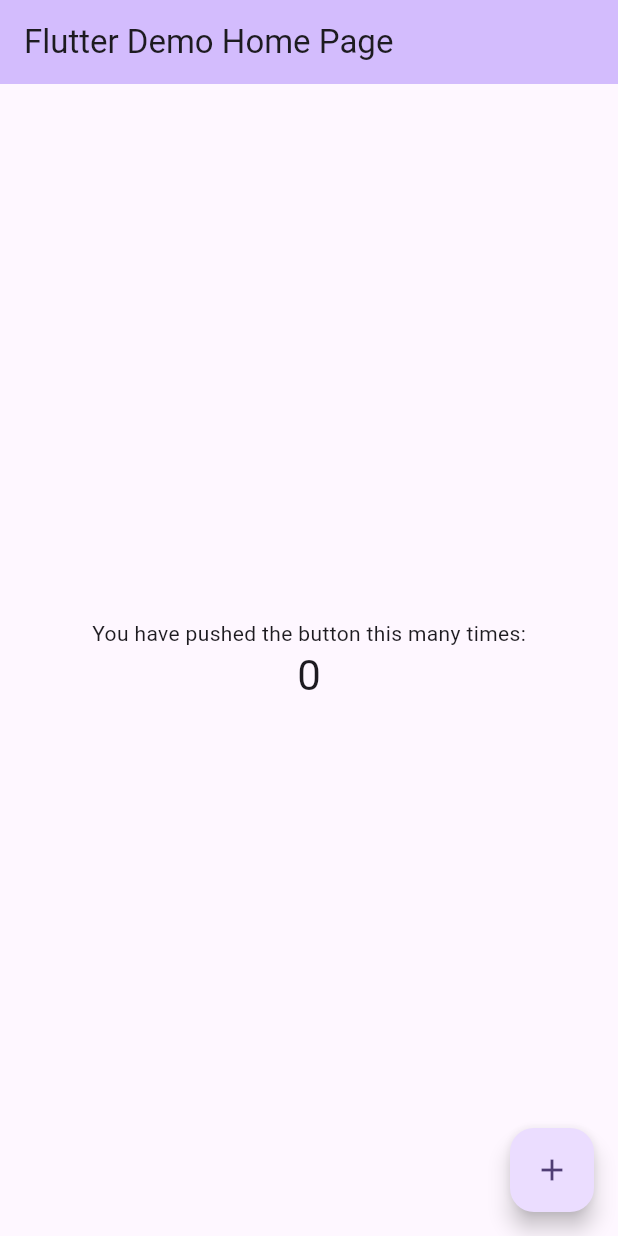
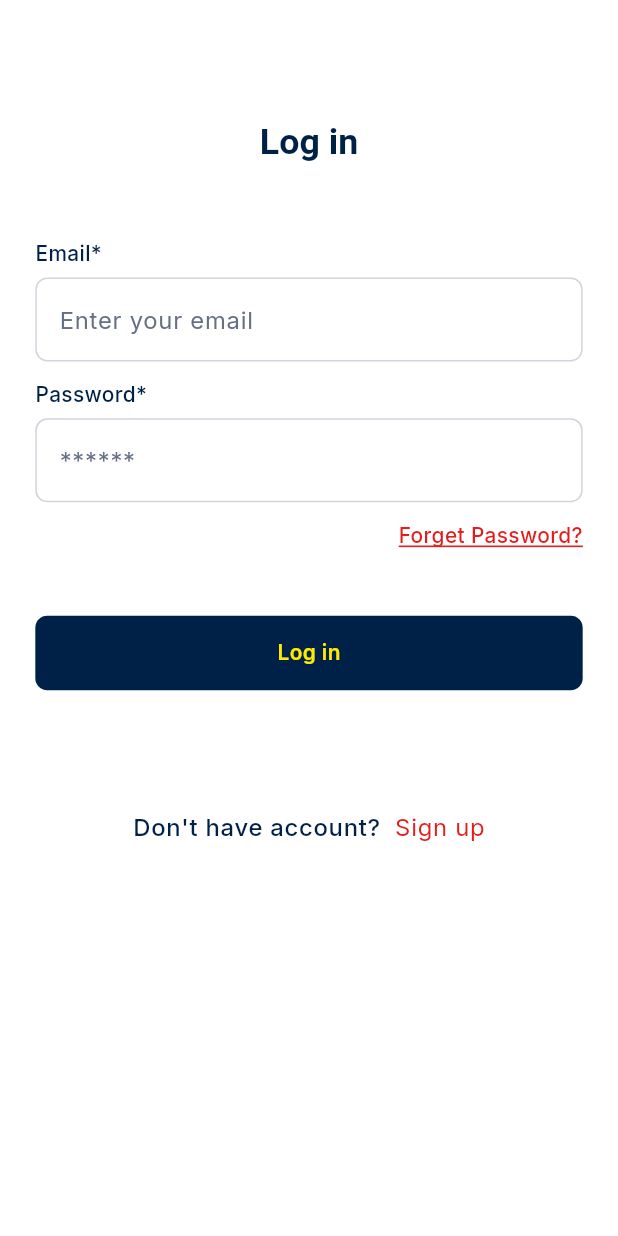
Before and after one commit to salmanbashar1009/gaphy_mobile_app, a Flutter app: the screen it shows after launch, on a phone screen of 412 x 824 dp. Run offline on Flutter 3.47's test engine with Material 3 defaults, Android fonts, the phone set to English and light mode, and no system bars; our stand-ins replace flutter_screenutil, google_fonts.

Commit message:
login screen ui completed

```diff
--- /dev/null
+++ b/devtools_options.yaml
@@ -0,0 +1,3 @@
+description: This file stores settings for Dart & Flutter DevTools.
+documentation: https://docs.flutter.dev/tools/devtools/extensions#configure-extension-enablement-states
+extensions:
--- /dev/null
+++ b/lib/core/constant/app_colors.dart
@@ -0,0 +1,12 @@
+import 'dart:ui';
+
+class AppColors{
+ static const Color primaryColor = Color(0xFF002147); /// Oxford Blue
+ static const Color secondaryColor = Color(0xFFFFEA00);
+ static const Color red = Color(0xFFE11E1B);
+ static const Color black = Color(0xFF070707);
+ static const Color brandColor = Color(0xFF382F2C);
+ static const Color ligtGrey = Color(0xFFD0D5DD);
+ static const Color mediumGrey = Color(0xFF667085);
+ static const Color white = Color(0xFFFFFFFF);
+}
--- a/lib/main.dart
+++ b/lib/main.dart
@@ -1,125 +1,7 @@
 import 'package:flutter/material.dart';
+import 'package:gaphy_mobile_app/my_app.dart';
+import 'package:provider/provider.dart';
 
 void main() {
   runApp(const MyApp());
 }
-
-class MyApp extends StatelessWidget {
-  const MyApp({super.key});
-
-  // This widget is the root of your application.
-  @override
-  Widget build(BuildContext context) {
-    return MaterialApp(
-      title: 'Flutter Demo',
-      theme: ThemeData(
-        // This is the theme of your application.
-        //
-        // TRY THIS: Try running your application with "flutter run". You'll see
-        // the application has a purple toolbar. Then, without quitting the app,
-        // try changing the seedColor in the colorScheme below to Colors.green
-        // and then invoke "hot reload" (save your changes or press the "hot
-        // reload" button in a Flutter-supported IDE, or press "r" if you used
-        // the command line to start the app).
-        //
-        // Notice that the counter didn't reset back to zero; the application
-        // state is not lost during the reload. To reset the state, use hot
-        // restart instead.
-        //
-        // This works for code too, not just values: Most code changes can be
-        // tested with just a hot reload.
-        colorScheme: ColorScheme.fromSeed(seedColor: Colors.deepPurple),
-        useMaterial3: true,
-      ),
-      home: const MyHomePage(title: 'Flutter Demo Home Page'),
-    );
-  }
-}
-
-class MyHomePage extends StatefulWidget {
-  const MyHomePage({super.key, required this.title});
-
-  // This widget is the home page of your application. It is stateful, meaning
-  // that it has a State object (defined below) that contains fields that affect
-  // how it looks.
-
-  // This class is the configuration for the state. It holds the values (in this
-  // case the title) provided by the parent (in this case the App widget) and
-  // used by the build method of the State. Fields in a Widget subclass are
-  // always marked "final".
-
-  final String title;
-
-  @override
-  State<MyHomePage> createState() => _MyHomePageState();
-}
-
-class _MyHomePageState extends State<MyHomePage> {
-  int _counter = 0;
-
-  void _incrementCounter() {
-    setState(() {
-      // This call to setState tells the Flutter framework that something has
-      // changed in this State, which causes it to rerun the build method below
-      // so that the display can reflect the updated values. If we changed
-      // _counter without calling setState(), then the build method would not be
-      // called again, and so nothing would appear to happen.
-      _counter++;
-    });
-  }
-
-  @override
-  Widget build(BuildContext context) {
-    // This method is rerun every time setState is called, for instance as done
-    // by the _incrementCounter method above.
-    //
-    // The Flutter framework has been optimized to make rerunning build methods
-    // fast, so that you can just rebuild anything that needs updating rather
-    // than having to individually change instances of widgets.
-    return Scaffold(
-      appBar: AppBar(
-        // TRY THIS: Try changing the color here to a specific color (to
-        // Colors.amber, perhaps?) and trigger a hot reload to see the AppBar
-        // change color while the other colors stay the same.
-        backgroundColor: Theme.of(context).colorScheme.inversePrimary,
-        // Here we take the value from the MyHomePage object that was created by
-        // the App.build method, and use it to set our appbar title.
-        title: Text(widget.title),
-      ),
-      body: Center(
-        // Center is a layout widget. It takes a single child and positions it
-        // in the middle of the parent.
-        child: Column(
-          // Column is also a layout widget. It takes a list of children and
-          // arranges them vertically. By default, it sizes itself to fit its
-          // children horizontally, and tries to be as tall as its parent.
-          //
-          // Column has various properties to control how it sizes itself and
-          // how it positions its children. Here we use mainAxisAlignment to
-          // center the children vertically; the main axis here is the vertical
-          // axis because Columns are vertical (the cross axis would be
-          // horizontal).
-          //
-          // TRY THIS: Invoke "debug painting" (choose the "Toggle Debug Paint"
-          // action in the IDE, or press "p" in the console), to see the
-          // wireframe for each widget.
-          mainAxisAlignment: MainAxisAlignment.center,
-          children: <Widget>[
-            const Text(
-              'You have pushed the button this many times:',
-            ),
-            Text(
-              '$_counter',
-              style: Theme.of(context).textTheme.headlineMedium,
-            ),
-          ],
-        ),
-      ),
-      floatingActionButton: FloatingActionButton(
-        onPressed: _incrementCounter,
-        tooltip: 'Increment',
-        child: const Icon(Icons.add),
-      ), // This trailing comma makes auto-formatting nicer for build methods.
-    );
-  }
-}
--- /dev/null
+++ b/lib/my_app.dart
@@ -0,0 +1,25 @@
+import 'package:flutter/material.dart';
+import 'package:flutter_screenutil/flutter_screenutil.dart';
+import 'package:gaphy_mobile_app/presentation/features/login/view/login_screen.dart';
+import 'package:gaphy_mobile_app/presentation/theme/app_theme.dart';
+
+class MyApp extends StatelessWidget {
+  const MyApp({super.key});
+
+  @override
+  Widget build(BuildContext context) {
+    return ScreenUtilInit(
+      designSize: const Size(350, 830),
+      minTextAdapt: true,
+      splitScreenMode: true,
+      builder: (_,child){
+        return MaterialApp(
+          debugShowCheckedModeBanner: false,
+          theme: AppTheme.light,
+          home: child,
+        );
+      },
+      child: const LoginScreen(),
+    );
+  }
+}
--- /dev/null
+++ b/lib/presentation/common/primary_button.dart
@@ -0,0 +1,35 @@
+
+import 'package:flutter/material.dart';
+import 'package:flutter_screenutil/flutter_screenutil.dart';
+import '../../core/constant/app_colors.dart';
+
+class PrimaryButton extends StatelessWidget {
+  const PrimaryButton({
+    super.key, required this.title, required this.onTap,
+  });
+
+  final String title;
+  final VoidCallback onTap;
+
+  @override
+  Widget build(BuildContext context) {
+    return SizedBox(
+      width: double.infinity,
+      height: 50.h,
+      child: ElevatedButton(
+          onPressed: onTap,
+          style: ElevatedButton.styleFrom(
+              backgroundColor: AppColors.primaryColor,
+              elevation: 0,
+              shape: RoundedRectangleBorder(
+                  borderRadius: BorderRadius.circular(8.r))),
+          child: Text(
+            title,
+            style: Theme.of(context)
+                .textTheme
+                .bodyMedium!
+                .copyWith(fontWeight: FontWeight.w600, color: AppColors.secondaryColor),
+          )),
+    );
+  }
+}
--- /dev/null
+++ b/lib/presentation/features/login/view/login_screen.dart
@@ -0,0 +1,102 @@
+import 'package:flutter/gestures.dart';
+import 'package:flutter/material.dart';
+import 'package:flutter_screenutil/flutter_screenutil.dart';
+import 'package:gaphy_mobile_app/core/constant/app_colors.dart';
+import 'package:gaphy_mobile_app/presentation/common/primary_button.dart';
+import 'package:gaphy_mobile_app/presentation/theme/app_input_decoration_theme.dart';
+class LoginScreen extends StatelessWidget {
+  const LoginScreen({super.key});
+
+  @override
+  Widget build(BuildContext context) {
+
+    /// text theme
+    final bodyMedium = Theme.of(context).textTheme.bodyMedium;
+    final titleLarge = Theme.of(context).textTheme.titleLarge;
+    final bodyLarge = Theme.of(context).textTheme.bodyLarge;
+
+    return Scaffold(
+      body: SafeArea(
+        child: Padding(
+          padding: EdgeInsets.symmetric(horizontal: 20.w),
+          child: SingleChildScrollView(
+            child: Column(
+              crossAxisAlignment: CrossAxisAlignment.start,
+              children: [
+                SizedBox(height: 80.h,),
+                Align(
+                    alignment: Alignment.center,
+                    child: Text("Log in", style: titleLarge,)
+                ),
+                SizedBox(height: 50.h,),
+                Text(
+                  "Email*",
+                  style: bodyMedium!.copyWith(
+                    fontWeight: FontWeight.w500,
+                  ),
+                ),
+                SizedBox(height: 6.h,),
+                TextFormField(
+                 decoration: InputDecoration(
+                   hintText: "Enter your email"
+                 ),
+                ),
+                SizedBox(height: 12.h,),
+                Text("Password*",
+                    style:bodyMedium!.copyWith(fontWeight: FontWeight.w500)),
+                SizedBox(height: 6.h,),
+                TextFormField(
+                  decoration: InputDecoration(hintText: "******"),
+                ),
+                SizedBox(height: 12.h,),
+                Align(
+                  alignment: Alignment.centerRight,
+                  child: GestureDetector(
+                    onTap: (){},
+                    child: Text(
+                      "Forget Password?",
+                      style: bodyMedium!.copyWith(
+                          decoration: TextDecoration.underline,
+                          fontWeight: FontWeight.w500,
+                          color: AppColors.red,
+                          decorationColor: AppColors.red),
+                    ),
+                  ),
+                ),
+                SizedBox(height: 44.h,),
+                SizedBox(
+                  height: 50.h,
+                  width: double.infinity,
+                  child: PrimaryButton(
+                    title: "Log in",
+                    onTap: () {}
+                  ),
+                ),
+                SizedBox(height: 80.h,),
+                Align(
+                  alignment: Alignment.center,
+                  child: RichText(
+                    text: TextSpan(
+                        children: <TextSpan>[
+                          TextSpan(text:  "Don't have account?  ",
+                            style:bodyLarge!.copyWith(fontWeight: FontWeight.w500),),
+                          TextSpan(text: "Sign up",
+                              style: bodyLarge!
+                                  .copyWith(color: AppColors.red),
+                              recognizer: TapGestureRecognizer()
+                                ..onTap = (){
+                                  ScaffoldMessenger.of(context).showSnackBar(SnackBar(content: Text("on tap detected")));
+                                }
+                          ),
+                        ]
+                    ),
+                  ),
+                )
+              ],
+            ),
+          ),
+        ),
+      ),
+    );
+  }
+}
--- /dev/null
+++ b/lib/presentation/theme/app_input_decoration_theme.dart
@@ -0,0 +1,27 @@
+import 'package:flutter/material.dart';
+import 'package:flutter_screenutil/flutter_screenutil.dart';
+
+import '../../core/constant/app_colors.dart';
+
+class AppInputDecorationTheme{
+  static InputDecorationTheme  lightInputDecorationTheme = InputDecorationTheme(
+    hintStyle: TextStyle(
+       color: AppColors.mediumGrey,
+       fontSize: 16.sp,
+       fontFamily: "Inter",
+       fontWeight: FontWeight.w400
+  ),
+    enabledBorder: OutlineInputBorder(
+      borderRadius: BorderRadius.circular(8.r),
+      borderSide: BorderSide(color: AppColors.ligtGrey),
+  ),
+    focusedBorder: OutlineInputBorder(
+      borderRadius: BorderRadius.circular(8.r),
+      borderSide: BorderSide(color: AppColors.ligtGrey),
+    ),
+    errorBorder: OutlineInputBorder(
+      borderRadius: BorderRadius.circular(8.r),
+      borderSide: BorderSide(color: AppColors.red),
+    ),
+  );
+}
--- /dev/null
+++ b/lib/presentation/theme/app_theme.dart
@@ -0,0 +1,19 @@
+import 'package:flutter/material.dart';
+import 'package:gaphy_mobile_app/presentation/theme/app_input_decoration_theme.dart';
+import 'package:gaphy_mobile_app/presentation/theme/text_theme.dart';
+import '../../core/constant/app_colors.dart';
+
+class AppTheme {
+  static ThemeData get light => ThemeData(
+      primaryColor: AppColors.primaryColor,
+      colorScheme: ColorScheme(brightness: Brightness.light, primary: AppColors.primaryColor, onPrimary: AppColors.secondaryColor, secondary: AppColors.secondaryColor,onSecondary:  AppColors.primaryColor, error: AppColors.red, onError: AppColors.white, surface: AppColors.white, onSurface: AppColors.black, background: AppColors.white, onBackground: AppColors.black),
+      scaffoldBackgroundColor: const Color(0xFFFFFFFF),
+      appBarTheme: const AppBarTheme(
+        backgroundColor: Colors.transparent,
+        elevation: 0,
+      ),
+      // fontFamily: GoogleFonts.gabarito().fontFamily,
+    textTheme: AppTextTheme.lightTextTheme,
+    inputDecorationTheme: AppInputDecorationTheme.lightInputDecorationTheme
+  );
+}
--- /dev/null
+++ b/lib/presentation/theme/text_theme.dart
@@ -0,0 +1,40 @@
+import 'package:flutter/material.dart';
+import 'package:flutter_screenutil/flutter_screenutil.dart';
+import 'package:gaphy_mobile_app/core/constant/app_colors.dart';
+import 'package:google_fonts/google_fonts.dart';
+
+class AppTextTheme{
+  static TextTheme get lightTextTheme => TextTheme(
+    headlineLarge: TextStyle(
+        fontSize: 32.sp,
+        fontWeight: FontWeight.w600,
+        color:  AppColors.primaryColor
+    ),
+    titleLarge: TextStyle(
+        fontSize: 24.sp,
+        fontWeight: FontWeight.w600,
+        color: AppColors.primaryColor
+    ),
+    titleSmall: GoogleFonts.inter(
+        fontSize: 14.sp,
+        fontWeight: FontWeight.w600,
+        color: AppColors.primaryColor
+    ),
+    bodyLarge: GoogleFonts.inter(
+        fontSize: 16.sp,
+        fontWeight: FontWeight.w400,
+        color:  AppColors.primaryColor
+    ),
+
+    bodyMedium: GoogleFonts.inter(
+        fontSize: 14.sp,
+        fontWeight: FontWeight.w400,
+        color: AppColors.primaryColor
+    ),
+    bodySmall: GoogleFonts.inter(
+        fontSize: 12.sp,
+        fontWeight: FontWeight.w400,
+        color: AppColors.primaryColor
+    ),
+  );
+}
--- a/pubspec.yaml
+++ b/pubspec.yaml
@@ -34,6 +34,9 @@ dependencies:
   # The following adds the Cupertino Icons font to your application.
   # Use with the CupertinoIcons class for iOS style icons.
   cupertino_icons: ^1.0.8
+  flutter_screenutil: ^5.9.3
+  provider: ^6.1.4
+  google_fonts: ^6.2.1
 
 dev_dependencies:
   flutter_test:
```
Also changed, not shown: pubspec.lock, 2 other files.
